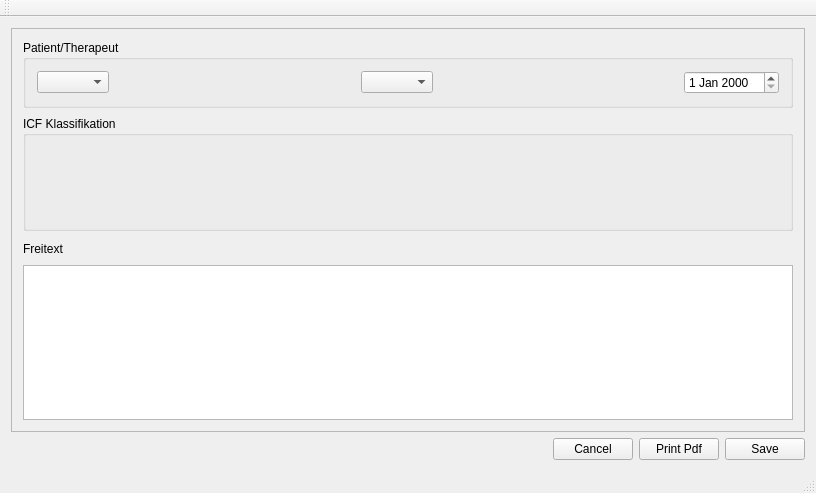
First picture: the form in mainwindow.ui, repository loaded02/ICF_Report, before the edit.
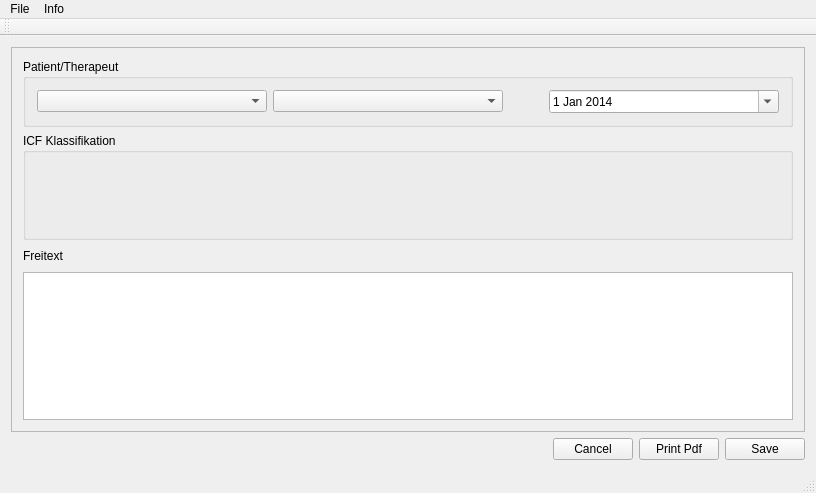
Second picture: the form after the edit. Custom widgets are drawn as their Qt base class.

```diff
--- a/mainwindow.ui
+++ b/mainwindow.ui
@@ -17,6 +17,9 @@
    <layout class="QVBoxLayout" name="verticalLayout_3">
     <item>
      <widget class="QScrollArea" name="scrollArea">
+      <property name="autoFillBackground">
+       <bool>false</bool>
+      </property>
       <property name="widgetResizable">
        <bool>true</bool>
       </property>
@@ -39,27 +42,17 @@
            <item>
             <widget class="QComboBox" name="patientcB"/>
            </item>
-           <item>
-            <spacer name="horizontalSpacer_2">
-             <property name="orientation">
-              <enum>Qt::Horizontal</enum>
-             </property>
-             <property name="sizeHint" stdset="0">
-              <size>
-               <width>40</width>
-               <height>20</height>
-              </size>
-             </property>
-            </spacer>
-           </item>
            <item>
             <widget class="QComboBox" name="therapeutcB"/>
            </item>
            <item>
-            <spacer name="horizontalSpacer_3">
+            <spacer name="horizontalSpacer_2">
              <property name="orientation">
               <enum>Qt::Horizontal</enum>
              </property>
+             <property name="sizeType">
+              <enum>QSizePolicy::Preferred</enum>
+             </property>
              <property name="sizeHint" stdset="0">
               <size>
                <width>40</width>
@@ -69,7 +62,18 @@
             </spacer>
            </item>
            <item>
-            <widget class="QDateEdit" name="dateEdit"/>
+            <widget class="QDateEdit" name="dateEdit">
+             <property name="minimumDate">
+              <date>
+               <year>2014</year>
+               <month>1</month>
+               <day>1</day>
+              </date>
+             </property>
+             <property name="calendarPopup">
+              <bool>true</bool>
+             </property>
+            </widget>
            </item>
           </layout>
          </widget>
@@ -240,6 +244,21 @@
      <height>20</height>
     </rect>
    </property>
+   <widget class="QMenu" name="menuAbout">
+    <property name="title">
+     <string>Info</string>
+    </property>
+    <addaction name="actionAbout"/>
+   </widget>
+   <widget class="QMenu" name="menuFile">
+    <property name="title">
+     <string>File</string>
+    </property>
+    <addaction name="actionNew_Therapist"/>
+    <addaction name="actionNew_Patient"/>
+   </widget>
+   <addaction name="menuFile"/>
+   <addaction name="menuAbout"/>
   </widget>
   <widget class="QToolBar" name="mainToolBar">
    <attribute name="toolBarArea">
```
Left out of the diff: 15 changed lines with no effect on the pictures.
